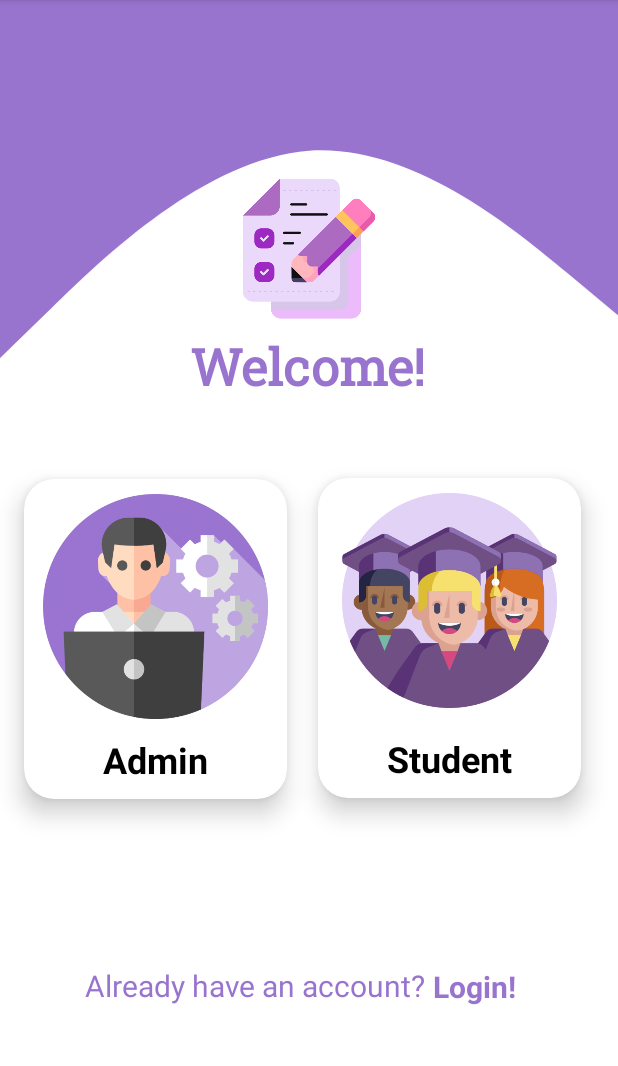
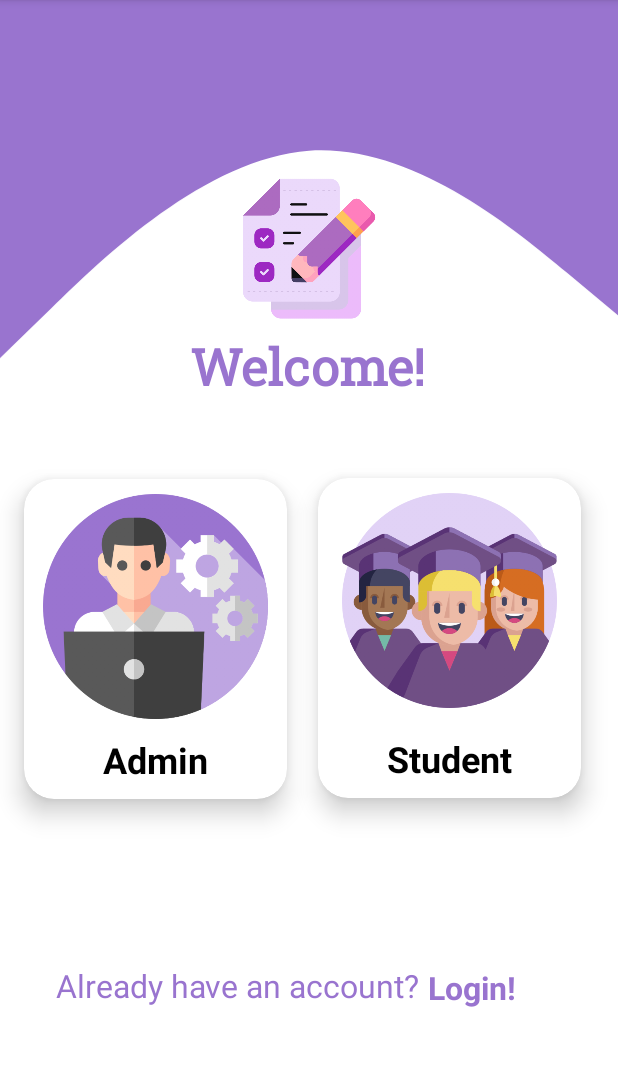
Before and after one commit to harsh12121212/ExamSchedulerApp, an Android app: the screen it shows after launch (MainActivity), on a phone screen of 412 x 824 dp, the part 84-1150 px from its top. Run offline under Robolectric (Android 15) with nearby library versions, the phone set to English and light mode, and no system bars; Roboto replaces fonts that are not available here.

```diff
--- a/app/src/main/res/layout/activity_main.xml
+++ b/app/src/main/res/layout/activity_main.xml
@@ -124,7 +124,7 @@
         android:layout_marginTop="56dp"
         android:text="Already have an account? "
         android:textColor="#9974CF"
-        android:textSize="20sp"
+        android:textSize="21sp"
         app:layout_constraintBottom_toBottomOf="parent"
         app:layout_constraintEnd_toStartOf="@+id/login_text"
         app:layout_constraintHorizontal_bias="1.0"
@@ -142,7 +142,7 @@
         android:text="Login!"
         android:textAppearance="@style/TextAppearance.AppCompat.Small"
         android:textColor="#9974CF"
-        android:textSize="20sp"
+        android:textSize="21sp"
         android:textStyle="bold"
         app:layout_constraintBottom_toBottomOf="parent"
         app:layout_constraintEnd_toEndOf="parent"
```
